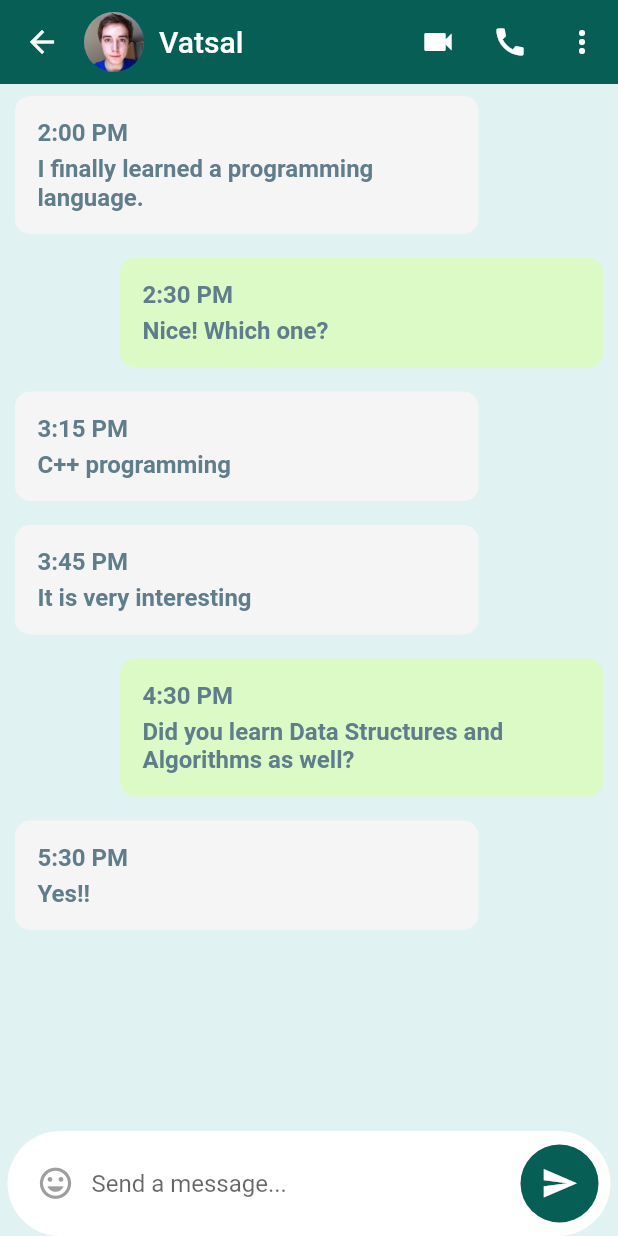
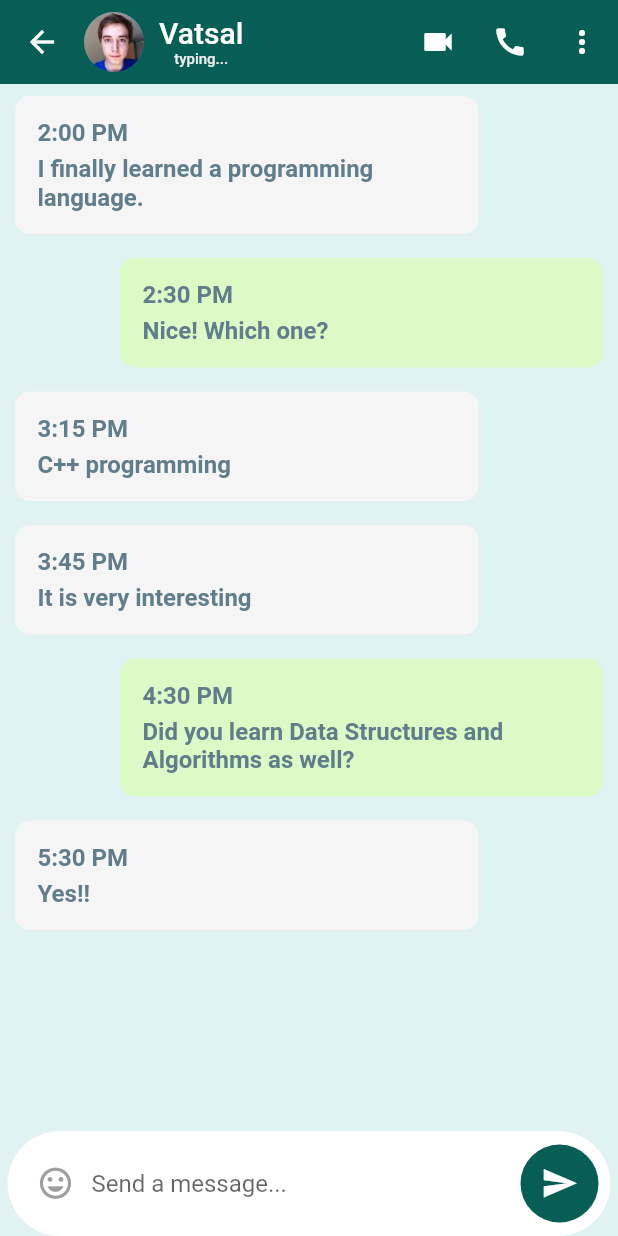
Before and after one commit to sarthkjn/chat-application, a Flutter app: the screen it shows after launch, after a tap on "Vatsal", on a phone screen of 412 x 824 dp. Run offline on Flutter 3.47's test engine with Material 2 defaults, Android fonts, the phone set to English and light mode, and no system bars.

Commit message:
typing...

```diff
--- a/lib/models/user.dart
+++ b/lib/models/user.dart
@@ -2,10 +2,12 @@ class User {
   final int id;
   final String name;
   final String imageUrl;
+  final bool isTyping;
 
   User({
     this.id,
     this.name,
     this.imageUrl,
+    this.isTyping,
   });
 }
--- a/lib/screens/chat.dart
+++ b/lib/screens/chat.dart
@@ -135,9 +135,24 @@ class _ChatScreenState extends State<ChatScreen> {
             SizedBox(
               width: 10,
             ),
-            Text(
-              widget.user.name,
-            ),
+            widget.user.isTyping == true
+                ? Column(
+                    children: [
+                      Text(
+                        widget.user.name,
+                      ),
+                      Text(
+                        'typing...',
+                        style: TextStyle(
+                          color: Colors.grey[200],
+                          fontSize: 10,
+                        ),
+                      )
+                    ],
+                  )
+                : Text(
+                    widget.user.name,
+                  ),
           ],
         ),
         elevation: 0.0,
```
Also changed, not shown: lib/models/message.dart (+7 -0 lines).
